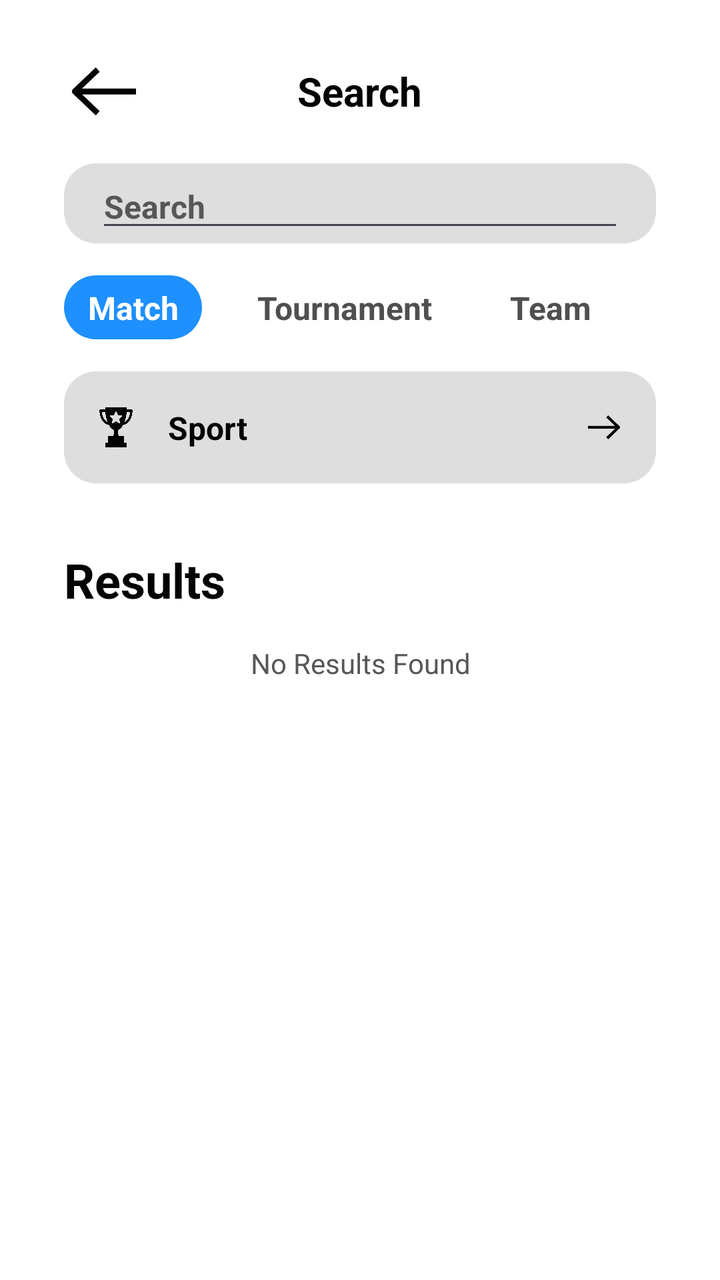
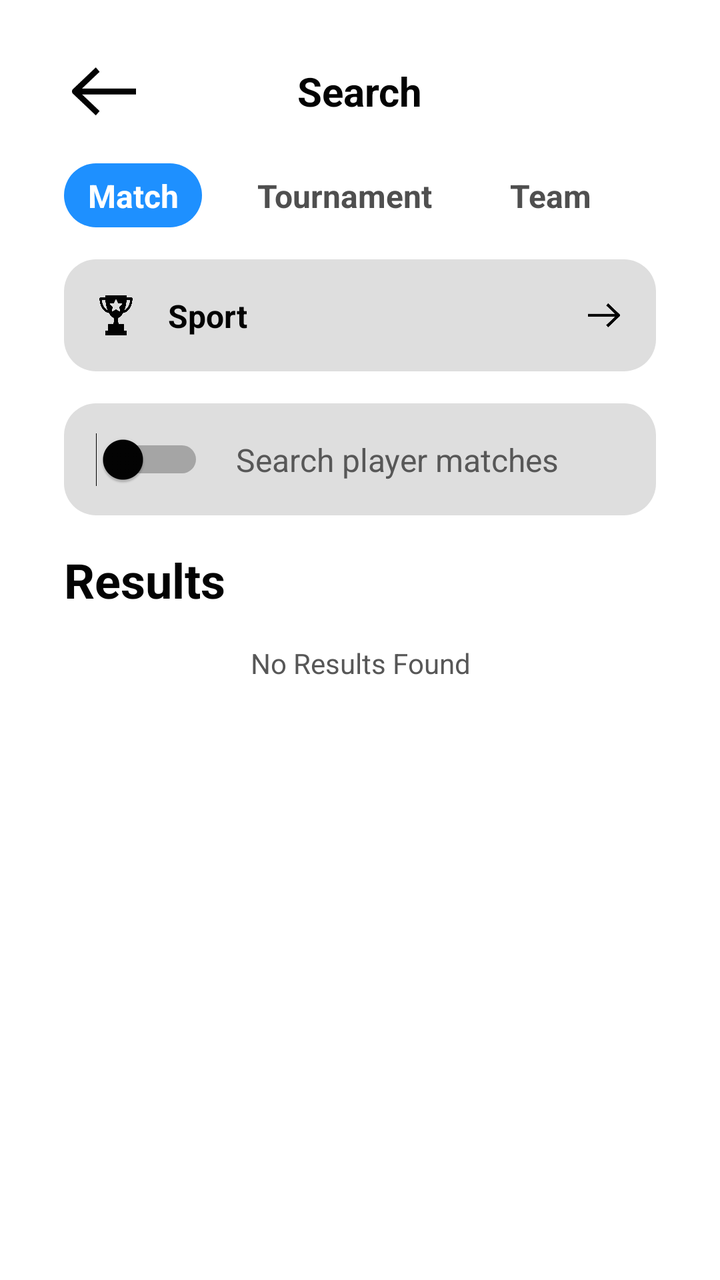

Compare the two renders of this Android layout. The source of the first and the diff that turns it into the second are given below.
<!-- AndroidManifest.xml: application theme Theme.TFG -->
<!-- res/layout/activity_search.xml -->
<?xml version="1.0" encoding="utf-8"?>
<androidx.constraintlayout.widget.ConstraintLayout xmlns:android="http://schemas.android.com/apk/res/android"
    xmlns:app="http://schemas.android.com/apk/res-auto"
    xmlns:tools="http://schemas.android.com/tools"
    android:id="@+id/main"
    android:layout_width="match_parent"
    android:layout_height="match_parent"
    android:background="?attr/colorPrimary"
    tools:context=".SearchActivity">

    <LinearLayout
        android:id="@+id/teamTV"
        android:layout_width="wrap_content"
        android:layout_height="32dp"
        android:layout_marginStart="16dp"
        android:background="@drawable/rounded_button_black_nostroke"
        android:gravity="center"
        android:orientation="horizontal"
        android:padding="12dp"
        app:layout_constraintBottom_toBottomOf="@+id/eventTV"
        app:layout_constraintStart_toEndOf="@+id/tournamentsTV"
        app:layout_constraintTop_toTopOf="@+id/eventTV">

        <TextView
            android:id="@+id/teamTxt"
            android:layout_width="wrap_content"
            android:layout_height="wrap_content"
            android:text="Team"
            android:textColor="#FFFFFF"
            android:textSize="16sp"
            android:visibility="invisible" />
    </LinearLayout>

    <LinearLayout
        android:id="@+id/tournamentsTV"
        android:layout_width="wrap_content"
        android:layout_height="32dp"
        android:layout_marginStart="16dp"
        android:background="@drawable/rounded_button_black_nostroke"
        android:gravity="center"
        android:orientation="horizontal"
        android:padding="12dp"
        app:layout_constraintBottom_toBottomOf="@+id/eventTV"
        app:layout_constraintStart_toEndOf="@+id/eventTV"
        app:layout_constraintTop_toTopOf="@+id/eventTV">

        <TextView
            android:layout_width="wrap_content"
            android:layout_height="wrap_content"
            android:text="Tournament"
            android:textColor="#FFFFFF"
            android:textSize="16sp"
            android:visibility="invisible" />
    </LinearLayout>

    <LinearLayout
        android:id="@+id/eventTV"
        android:layout_width="wrap_content"
        android:layout_height="32dp"
        android:layout_marginStart="32dp"
        android:layout_marginTop="16dp"
        android:background="@drawable/rounded_button"
        android:gravity="center"
        android:orientation="horizontal"
        android:padding="12dp"
        app:layout_constraintStart_toStartOf="parent"
        app:layout_constraintTop_toBottomOf="@+id/searchTV">

        <TextView
            android:layout_width="wrap_content"
            android:layout_height="wrap_content"
            android:text="Match"
            android:textColor="#FFFFFF"
            android:textSize="16sp"
            android:visibility="invisible" />
    </LinearLayout>

    <androidx.constraintlayout.widget.ConstraintLayout
        android:id="@+id/teamCL"
        android:layout_width="0dp"
        android:layout_height="0dp"
        android:visibility="gone"
        app:layout_constraintBottom_toBottomOf="parent"
        app:layout_constraintEnd_toEndOf="parent"
        app:layout_constraintStart_toStartOf="parent"
        app:layout_constraintTop_toBottomOf="@+id/tournamentsTV">

        <LinearLayout
            android:id="@+id/teamTV"
            android:layout_width="0dp"
            android:layout_height="56dp"
            android:layout_marginStart="32dp"
            android:layout_marginTop="16dp"
            android:layout_marginEnd="32dp"
            android:background="@drawable/rounded_button_grey"
            android:gravity="center"
            android:orientation="horizontal"
            android:padding="12dp"
            app:layout_constraintEnd_toEndOf="parent"
            app:layout_constraintStart_toStartOf="parent"
            app:layout_constraintTop_toTopOf="parent">

        </LinearLayout>

        <EditText
            android:id="@+id/teamInviteText"
            android:layout_width="0dp"
            android:layout_height="wrap_content"
            android:layout_marginStart="16dp"
            android:layout_marginEnd="16dp"
            android:hint="Invite Code"
            android:textColor="?attr/colorContrast"
            android:textColorHint="?attr/colorTextSecondary"
            android:textSize="16sp"
            android:textStyle="bold"
            app:layout_constraintBottom_toBottomOf="@+id/teamTV"
            app:layout_constraintEnd_toEndOf="@+id/teamTV"
            app:layout_constraintStart_toStartOf="@+id/teamTV"
            app:layout_constraintTop_toTopOf="@+id/teamTV" />

    </androidx.constraintlayout.widget.ConstraintLayout>

    <androidx.constraintlayout.widget.ConstraintLayout
        android:id="@+id/searchCL"
        android:layout_width="0dp"
        android:layout_height="0dp"
        android:visibility="visible"
        app:layout_constraintBottom_toBottomOf="parent"
        app:layout_constraintEnd_toEndOf="parent"
        app:layout_constraintStart_toStartOf="parent"
        app:layout_constraintTop_toBottomOf="@+id/tournamentsTV">

        <LinearLayout
            android:id="@+id/sportButton"
            android:layout_width="0dp"
            android:layout_height="56dp"
            android:layout_marginStart="32dp"
            android:layout_marginTop="16dp"
            android:layout_marginEnd="32dp"
            android:background="@drawable/rounded_button_grey"
            android:gravity="center"
            android:orientation="horizontal"
            android:padding="12dp"
            app:layout_constraintEnd_toEndOf="parent"
            app:layout_constraintStart_toStartOf="parent"
            app:layout_constraintTop_toTopOf="parent">

        </LinearLayout>

        <ImageView
            android:id="@+id/sportIcon"
            android:layout_width="20dp"
            android:layout_height="20dp"
            android:layout_marginStart="16dp"
            android:tint="?attr/colorContrast"
            app:layout_constraintBottom_toBottomOf="@+id/sportButton"
            app:layout_constraintStart_toStartOf="@+id/sportButton"
            app:layout_constraintTop_toTopOf="@+id/sportButton"
            app:srcCompat="@drawable/trophyicon" />

        <TextView
            android:id="@+id/TeamsText"
            android:layout_width="wrap_content"
            android:layout_height="wrap_content"
            android:layout_marginStart="32dp"
            android:layout_marginTop="32dp"
            android:text="Results"
            android:textColor="?attr/colorContrast"
            android:textSize="24sp"
            android:textStyle="bold"
            app:layout_constraintStart_toStartOf="parent"
            app:layout_constraintTop_toBottomOf="@+id/sportButton" />

        <TextView
            android:id="@+id/sportText"
            android:layout_width="0dp"
            android:layout_height="wrap_content"
            android:layout_marginStart="16dp"
            android:text="Sport"
            android:textColor="?attr/colorContrast"
            android:textSize="16sp"
            android:textStyle="bold"
            app:layout_constraintBottom_toBottomOf="@+id/sportButton"
            app:layout_constraintStart_toEndOf="@+id/sportIcon"
            app:layout_constraintTop_toTopOf="@+id/sportButton" />

        <ImageView
            android:id="@+id/arrow2"
            android:layout_width="20dp"
            android:layout_height="20dp"
            android:layout_marginEnd="16dp"
            android:tint="?attr/colorContrast"
            app:layout_constraintBottom_toBottomOf="@+id/sportButton"
            app:layout_constraintEnd_toEndOf="@+id/sportButton"
            app:layout_constraintTop_toTopOf="@+id/sportButton"
            app:srcCompat="@drawable/arrow" />

        <LinearLayout
            android:id="@+id/linearLayout4"
            android:layout_width="0dp"
            android:layout_height="wrap_content"
            android:layout_marginStart="32dp"
            android:layout_marginTop="16dp"
            android:layout_marginEnd="32dp"
            android:orientation="vertical"
            app:layout_constraintEnd_toEndOf="parent"
            app:layout_constraintStart_toStartOf="parent"
            app:layout_constraintTop_toBottomOf="@+id/TeamsText">

            <androidx.recyclerview.widget.RecyclerView
                android:id="@+id/matchesRV"
                android:layout_width="match_parent"
                android:layout_height="wrap_content"
                android:visibility="gone" />

            <TextView
                android:id="@+id/noResultsText"
                android:layout_width="match_parent"
                android:layout_height="wrap_content"
                android:gravity="center"
                android:text="No Results Found"
                android:textColor="?attr/colorTextSecondary"
                android:textStyle="normal" />
        </LinearLayout>
    </androidx.constraintlayout.widget.ConstraintLayout>

    <TextView
        android:id="@+id/homeText"
        android:layout_width="wrap_content"
        android:layout_height="wrap_content"
        android:layout_marginTop="32dp"
        android:text="Search"
        android:textColor="?attr/colorContrast"
        android:textSize="20sp"
        android:textStyle="bold"
        app:layout_constraintEnd_toEndOf="parent"
        app:layout_constraintStart_toStartOf="parent"
        app:layout_constraintTop_toTopOf="parent" />

    <TextView
        android:id="@+id/teamText"
        android:layout_width="wrap_content"
        android:layout_height="wrap_content"
        android:text="Team"
        android:textColor="#4F4F4F"
        android:textSize="16sp"
        android:textStyle="bold"
        app:layout_constraintBottom_toBottomOf="@+id/tournamentsTV"
        app:layout_constraintEnd_toEndOf="@+id/teamTV"
        app:layout_constraintStart_toStartOf="@+id/teamTV"
        app:layout_constraintTop_toTopOf="@+id/tournamentsTV" />

    <LinearLayout
        android:id="@+id/searchTV"
        android:layout_width="0dp"
        android:layout_height="40dp"
        android:layout_marginStart="32dp"
        android:layout_marginTop="16dp"
        android:layout_marginEnd="32dp"
        android:background="@drawable/rounded_button_grey"
        android:gravity="center"
        android:orientation="horizontal"
        android:padding="12dp"
        app:layout_constraintEnd_toEndOf="parent"
        app:layout_constraintStart_toStartOf="parent"
        app:layout_constraintTop_toBottomOf="@+id/arrow1">

    </LinearLayout>

    <TextView
        android:id="@+id/tournamentsText"
        android:layout_width="wrap_content"
        android:layout_height="wrap_content"
        android:text="Tournament"
        android:textColor="#4F4F4F"
        android:textSize="16sp"
        android:textStyle="bold"
        app:layout_constraintBottom_toBottomOf="@+id/tournamentsTV"
        app:layout_constraintEnd_toEndOf="@+id/tournamentsTV"
        app:layout_constraintStart_toStartOf="@+id/tournamentsTV"
        app:layout_constraintTop_toTopOf="@+id/tournamentsTV" />

    <EditText
        android:id="@+id/searchText"
        android:layout_width="0dp"
        android:layout_height="wrap_content"
        android:layout_marginStart="16dp"
        android:layout_marginEnd="16dp"
        android:hint="Search"
        android:textColor="?attr/colorContrast"
        android:textColorHint="?attr/colorTextSecondary"
        android:textSize="16sp"
        android:textStyle="bold"
        app:layout_constraintBottom_toBottomOf="@+id/searchTV"
        app:layout_constraintEnd_toEndOf="@+id/searchTV"
        app:layout_constraintStart_toStartOf="@+id/searchTV"
        app:layout_constraintTop_toTopOf="@+id/searchTV" />

    <TextView
        android:id="@+id/scheduledText"
        android:layout_width="wrap_content"
        android:layout_height="wrap_content"
        android:text="Match"
        android:textColor="#FFFFFF"
        android:textSize="16sp"
        android:textStyle="bold"
        app:layout_constraintBottom_toBottomOf="@+id/eventTV"
        app:layout_constraintEnd_toEndOf="@+id/eventTV"
        app:layout_constraintStart_toStartOf="@+id/eventTV"
        app:layout_constraintTop_toTopOf="@+id/eventTV" />

    <ImageView
        android:id="@+id/arrow1"
        android:layout_width="40dp"
        android:layout_height="40dp"
        android:layout_marginStart="32dp"
        android:rotation="180"
        android:tint="?attr/colorContrast"
        app:layout_constraintBottom_toBottomOf="@+id/homeText"
        app:layout_constraintStart_toStartOf="parent"
        app:layout_constraintTop_toTopOf="@+id/homeText"
        app:srcCompat="@drawable/arrow" />

    <TextView
        android:id="@+id/sportBg"
        android:layout_width="0dp"
        android:layout_height="0dp"
        android:background="#991A1A1A"
        android:textStyle="bold"
        android:visibility="gone"
        app:layout_constraintBottom_toBottomOf="parent"
        app:layout_constraintEnd_toEndOf="parent"
        app:layout_constraintStart_toStartOf="parent"
        app:layout_constraintTop_toTopOf="parent" />

    <androidx.recyclerview.widget.RecyclerView
        android:id="@+id/sportsRV"
        android:layout_width="0dp"
        android:layout_height="wrap_content"
        android:layout_marginStart="32dp"
        android:layout_marginEnd="32dp"
        android:visibility="gone"
        app:layout_constraintEnd_toEndOf="parent"
        app:layout_constraintStart_toStartOf="parent"
        app:layout_constraintTop_toTopOf="@+id/sportButton" />

    <ImageView
        android:id="@+id/addBtnBg"
        android:layout_width="60dp"
        android:layout_height="60dp"
        android:layout_marginEnd="32dp"
        android:layout_marginBottom="32dp"
        android:visibility="gone"
        app:layout_constraintBottom_toBottomOf="parent"
        app:layout_constraintEnd_toEndOf="parent"
        app:srcCompat="@drawable/blue_circle" />

    <ImageView
        android:id="@+id/addButtonOverlay"
        android:layout_width="0dp"
        android:layout_height="0dp"
        android:layout_marginStart="8dp"
        android:layout_marginTop="8dp"
        android:layout_marginEnd="8dp"
        android:layout_marginBottom="8dp"
        app:layout_constraintBottom_toBottomOf="@+id/addBtnBg"
        app:layout_constraintEnd_toEndOf="@+id/addBtnBg"
        app:layout_constraintStart_toStartOf="@+id/addBtnBg"
        app:layout_constraintTop_toTopOf="@+id/addBtnBg"
        app:srcCompat="@android:drawable/ic_input_add"
        app:tint="#FBFBFB" />

</androidx.constraintlayout.widget.ConstraintLayout>
<!-- resources referenced by this layout -->
<resources>
  <!-- drawable arrow: png bitmap (drawable, 1702 bytes) -->
  <!-- drawable blue_circle (drawable) -->
  <?xml version="1.0" encoding="utf-8"?>
  <shape xmlns:android="http://schemas.android.com/apk/res/android"
      android:shape="oval">
  
      <solid android:color="#1E90FF"/>
  
      <size
          android:width="100dp"
          android:height="100dp"/>
  
  </shape>
  <!-- drawable rounded_button (drawable) -->
  <shape xmlns:android="http://schemas.android.com/apk/res/android">
      <solid android:color="?attr/globalBlue"/>
      <corners android:radius="16dp"/>
      <padding
          android:left="16dp"
          android:right="16dp"
          android:top="10dp"
          android:bottom="10dp"/>
  </shape>
  <!-- drawable rounded_button_black_nostroke (drawable) -->
  <shape xmlns:android="http://schemas.android.com/apk/res/android">
      <solid android:color="?attr/colorPrimary"/>
      <corners android:radius="16dp"/>
      <padding
          android:left="16dp"
          android:right="16dp"
          android:top="10dp"
          android:bottom="10dp"/>
  </shape>
  <!-- drawable rounded_button_grey (drawable) -->
  <shape xmlns:android="http://schemas.android.com/apk/res/android">
      <solid android:color="?attr/colorBackground2"/>
      <corners android:radius="16dp"/>
      <padding
          android:left="16dp"
          android:right="16dp"
          android:top="10dp"
          android:bottom="10dp"/>
  </shape>
  <!-- drawable trophyicon: png bitmap (drawable, 30798 bytes) -->
  <style name="Theme.TFG" parent="Base.Theme.TFG" />
  <style name="Base.Theme.TFG" parent="Theme.Material3.DayNight.NoActionBar">
          <item name="colorPrimary">@color/mainBackgroundWhite</item>
          <item name="colorContrast">@color/mainTextWhite</item>
          <item name="colorBackground2">@color/background2White</item>
          <item name="colorTextSecondary">@color/secondTextWhite</item>
          <item name="globalBlue">@color/globalBlue</item>
      </style>
  <color name="mainBackgroundWhite">#FFFFFF</color>
  <color name="mainTextWhite">#030303</color>
  <color name="background2White">#DEDEDE</color>
  <color name="secondTextWhite">#575757</color>
  <color name="globalBlue">#1E90FF</color>
</resources>

<!-- the commit's change to res/layout/activity_search.xml (unified diff, before → after) -->
@@ -64,7 +64,7 @@
         android:orientation="horizontal"
         android:padding="12dp"
         app:layout_constraintStart_toStartOf="parent"
-        app:layout_constraintTop_toBottomOf="@+id/searchTV">
+        app:layout_constraintTop_toBottomOf="@+id/arrow1">
 
         <TextView
             android:layout_width="wrap_content"
@@ -147,6 +147,23 @@
 
         </LinearLayout>
 
+        <LinearLayout
+            android:id="@+id/matchTypeButton"
+            android:layout_width="0dp"
+            android:layout_height="56dp"
+            android:layout_marginStart="32dp"
+            android:layout_marginTop="16dp"
+            android:layout_marginEnd="32dp"
+            android:background="@drawable/rounded_button_grey"
+            android:gravity="center"
+            android:orientation="horizontal"
+            android:padding="12dp"
+            app:layout_constraintEnd_toEndOf="parent"
+            app:layout_constraintStart_toStartOf="parent"
+            app:layout_constraintTop_toBottomOf="@+id/sportButton">
+
+        </LinearLayout>
+
         <ImageView
             android:id="@+id/sportIcon"
             android:layout_width="20dp"
@@ -158,18 +175,44 @@
             app:layout_constraintTop_toTopOf="@+id/sportButton"
             app:srcCompat="@drawable/trophyicon" />
 
+        <Switch
+            android:id="@+id/switch2"
+            android:layout_width="wrap_content"
+            android:layout_height="wrap_content"
+            android:layout_marginStart="16dp"
+            android:thumbTint="@color/switch_thumb"
+            android:trackTint="@color/switch_track"
+            app:layout_constraintBottom_toBottomOf="@+id/matchTypeButton"
+            app:layout_constraintStart_toStartOf="@+id/matchTypeButton"
+            app:layout_constraintTop_toTopOf="@+id/matchTypeButton"
+            tools:checked="false"
+            tools:ignore="UseSwitchCompatOrMaterialXml" />
+
+        <TextView
+            android:id="@+id/teamOrPlayersText"
+            android:layout_width="wrap_content"
+            android:layout_height="wrap_content"
+            android:layout_marginStart="16dp"
+            android:text="Search player matches"
+            android:textColor="?attr/colorTextSecondary"
+            android:textSize="16sp"
+            android:textStyle="normal"
+            app:layout_constraintBottom_toBottomOf="@+id/matchTypeButton"
+            app:layout_constraintStart_toEndOf="@+id/switch2"
+            app:layout_constraintTop_toTopOf="@+id/matchTypeButton" />
+
         <TextView
             android:id="@+id/TeamsText"
             android:layout_width="wrap_content"
             android:layout_height="wrap_content"
             android:layout_marginStart="32dp"
-            android:layout_marginTop="32dp"
+            android:layout_marginTop="16dp"
             android:text="Results"
             android:textColor="?attr/colorContrast"
             android:textSize="24sp"
             android:textStyle="bold"
             app:layout_constraintStart_toStartOf="parent"
-            app:layout_constraintTop_toBottomOf="@+id/sportButton" />
+            app:layout_constraintTop_toBottomOf="@+id/matchTypeButton" />
 
         <TextView
             android:id="@+id/sportText"
@@ -250,23 +293,6 @@
         app:layout_constraintStart_toStartOf="@+id/teamTV"
         app:layout_constraintTop_toTopOf="@+id/tournamentsTV" />
 
-    <LinearLayout
-        android:id="@+id/searchTV"
-        android:layout_width="0dp"
-        android:layout_height="40dp"
-        android:layout_marginStart="32dp"
-        android:layout_marginTop="16dp"
-        android:layout_marginEnd="32dp"
-        android:background="@drawable/rounded_button_grey"
-        android:gravity="center"
-        android:orientation="horizontal"
-        android:padding="12dp"
-        app:layout_constraintEnd_toEndOf="parent"
-        app:layout_constraintStart_toStartOf="parent"
-        app:layout_constraintTop_toBottomOf="@+id/arrow1">
-
-    </LinearLayout>
-
     <TextView
         android:id="@+id/tournamentsText"
         android:layout_width="wrap_content"
@@ -279,22 +305,6 @@
         app:layout_constraintEnd_toEndOf="@+id/tournamentsTV"
         app:layout_constraintStart_toStartOf="@+id/tournamentsTV"
         app:layout_constraintTop_toTopOf="@+id/tournamentsTV" />
-
-    <EditText
-        android:id="@+id/searchText"
-        android:layout_width="0dp"
-        android:layout_height="wrap_content"
-        android:layout_marginStart="16dp"
-        android:layout_marginEnd="16dp"
-        android:hint="Search"
-        android:textColor="?attr/colorContrast"
-        android:textColorHint="?attr/colorTextSecondary"
-        android:textSize="16sp"
-        android:textStyle="bold"
-        app:layout_constraintBottom_toBottomOf="@+id/searchTV"
-        app:layout_constraintEnd_toEndOf="@+id/searchTV"
-        app:layout_constraintStart_toStartOf="@+id/searchTV"
-        app:layout_constraintTop_toTopOf="@+id/searchTV" />
 
     <TextView
         android:id="@+id/scheduledText"
